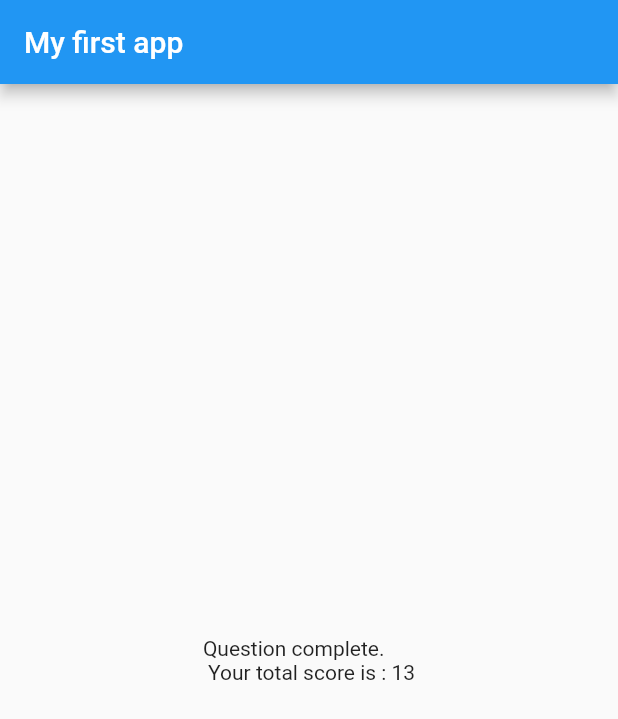
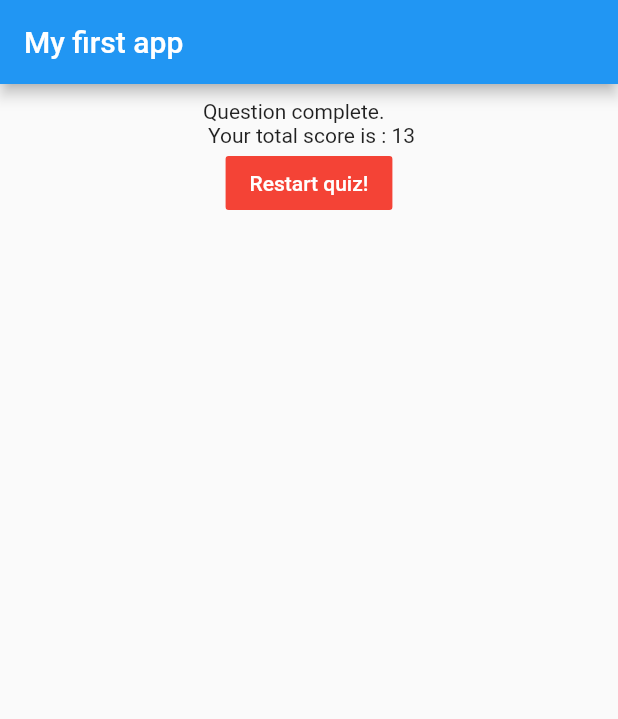
Before and after one commit to agrwl-prankit/quiz_app, a Flutter app: the screen it shows after launch, after a tap on "Red", after a tap on "Lion", after a tap on "BSC", on a phone screen of 412 x 824 dp. Shown: the top 719 px of the screen. Run offline on Flutter 3.47's test engine with Material 2 defaults, Android fonts, the phone set to English and light mode, and no system bars.

Commit message:
add restart method.

```diff
--- a/lib/main.dart
+++ b/lib/main.dart
@@ -28,14 +28,16 @@ class _MyAppState extends State<MyApp> {
       'answers': [
         {'text': 'Lion', 'score': 4},
         {'text': 'Cat', 'score': 6},
-        {'text': 'Dog', 'score': 9}],
+        {'text': 'Dog', 'score': 9}
+      ],
     },
     {
       'questionText': 'Which course are you studying?',
       'answers': [
         {'text': 'BBA', 'score': 6},
         {'text': 'BSC', 'score': 4},
-        {'text': 'BTech', 'score': 8}],
+        {'text': 'BTech', 'score': 8}
+      ],
     },
   ];
 
@@ -45,6 +47,13 @@ class _MyAppState extends State<MyApp> {
     setState(() {
       // it force flutter to rebuild ui (not the entire) but written in it
       _qIndex++;
+    });
+  }
+
+  void _resetQuiz() {
+    setState(() {
+      _qIndex = 0;
+      _totalScore = 0;
     });
   }
 
@@ -63,7 +72,7 @@ class _MyAppState extends State<MyApp> {
                 questions: _questions,
                 qIndex: _qIndex,
                 answerQuestion: _answerQuestion)
-            : Result(_totalScore),
+            : Result(_totalScore, _resetQuiz),
       ),
     );
   }
--- a/lib/result.dart
+++ b/lib/result.dart
@@ -1,13 +1,27 @@
 import 'package:flutter/material.dart';
 
-class Result extends StatelessWidget{
+class Result extends StatelessWidget {
+  final int resultScore;
+  final Function resetHandler;
 
-  final int resultScore;
-
-  Result(this.resultScore);
+  Result(this.resultScore, this.resetHandler);
 
   @override
   Widget build(BuildContext context) {
-    return Center(child: Text('Question complete. \n Your total score is : $resultScore'));
+    return Container(
+      margin: EdgeInsets.fromLTRB(0, 10, 0, 0),
+      alignment: Alignment.center,
+      child: Column(
+        children: <Widget>[
+          Text('Question complete. \n Your total score is : $resultScore'),
+          FlatButton(
+            child: Text('Restart quiz!'),
+            color: Colors.red,
+            onPressed: resetHandler,
+            textColor: Colors.white,
+          )
+        ],
+      ),
+    );
   }
 }
```
